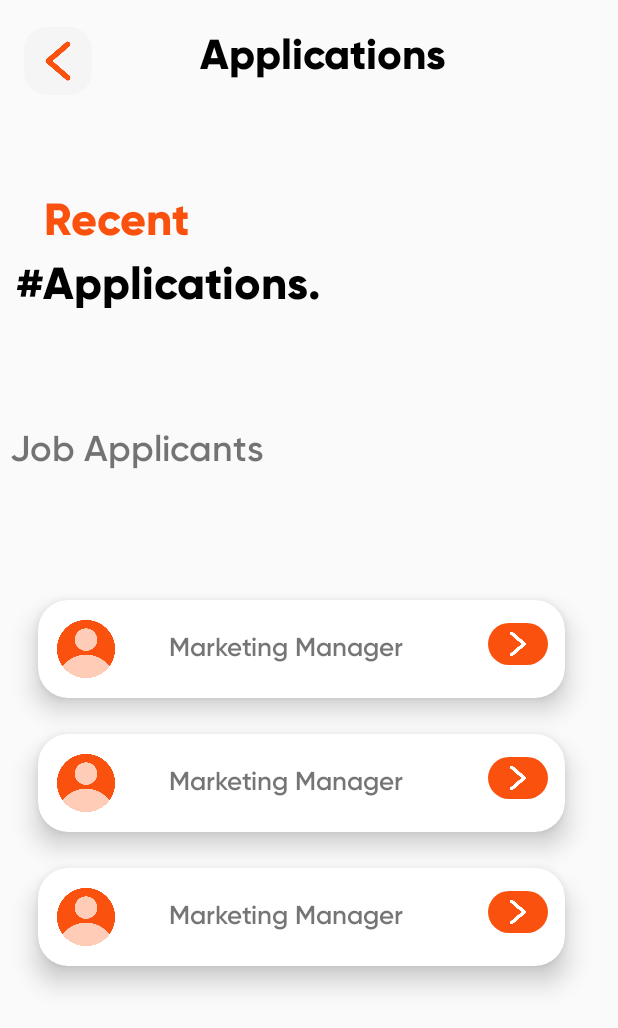
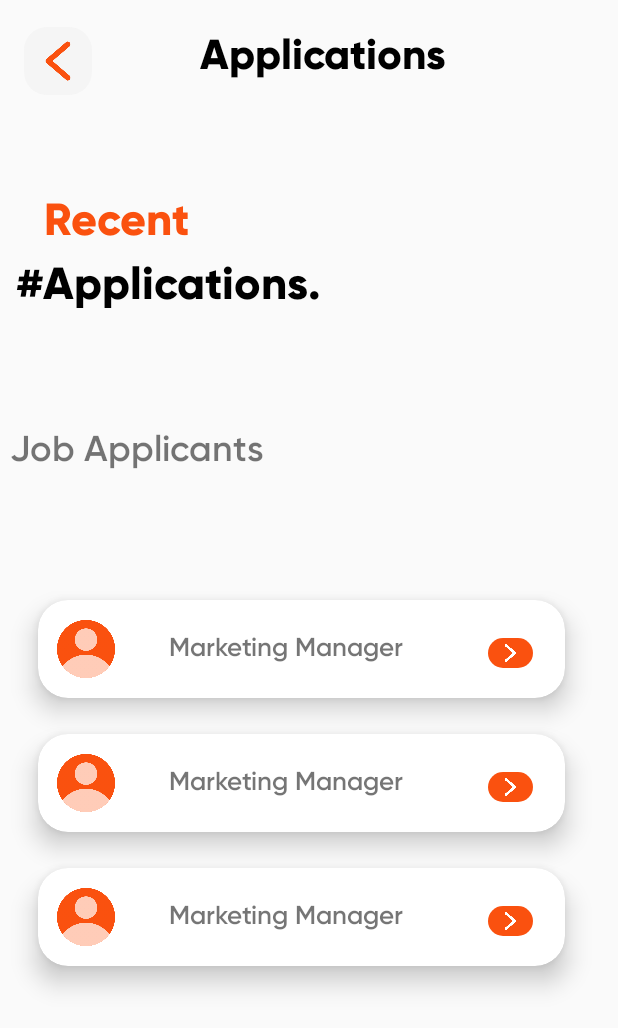
Before and after one commit to DarshiBuddhini/EmpowerMe, an Android app: the layout activity_applicants.xml on its own in the app's theme, with its tools: preview values and no code run, on a phone screen of 412 x 824 dp. Shown: the top 1028 px of the screen. Run offline under Robolectric (Android 15) with nearby library versions, the phone set to English and light mode, and no system bars.

Commit message:
update applicant_view.xml

```diff
--- a/app/src/main/res/layout/applicant_view.xml
+++ b/app/src/main/res/layout/applicant_view.xml
@@ -51,10 +51,10 @@
 
     <ImageButton
         android:id="@+id/more4"
-        android:layout_width="40dp"
-        android:layout_height="28dp"
+        android:layout_width="30dp"
+        android:layout_height="20dp"
         android:layout_marginLeft="300dp"
-        android:layout_marginTop="15dp"
+        android:layout_marginTop="25dp"
         android:layout_marginRight="26dp"
         android:background="@drawable/round_corner"
         android:scaleType="fitCenter"
```
